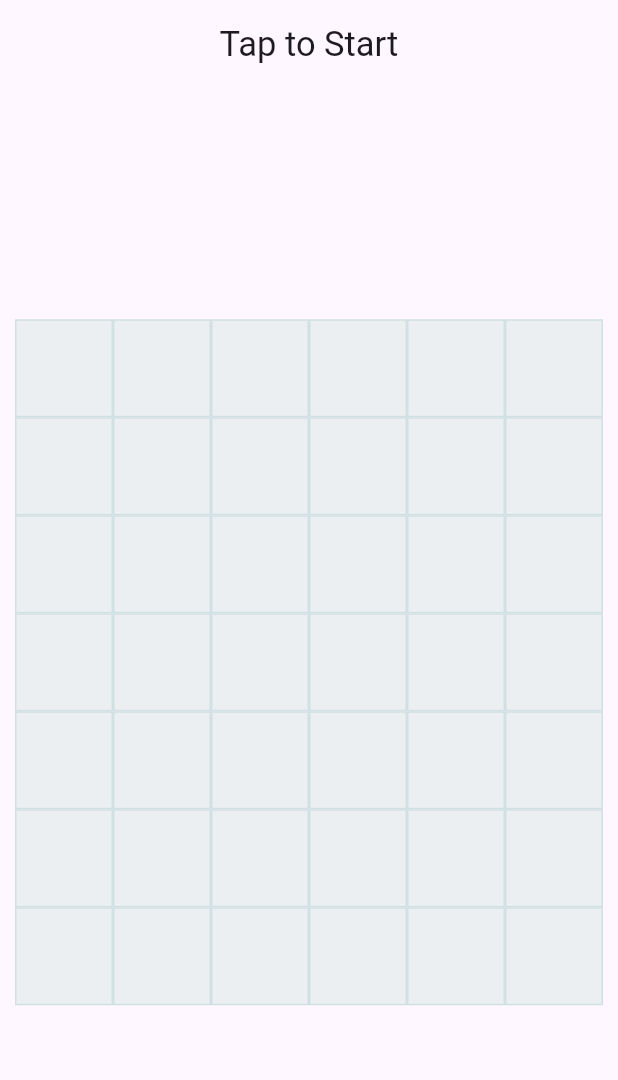
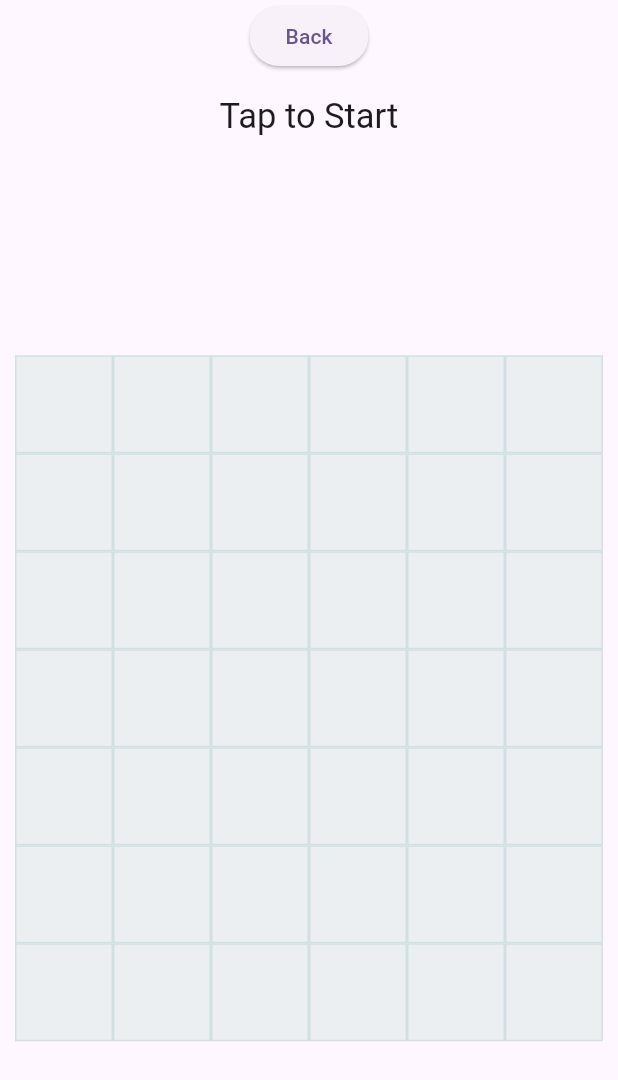
Before and after one commit to kiicodes/flutter_stacker_game, a Flutter app: the AppGameScreen screen opened directly, on a phone screen of 412 x 824 dp. Shown: the top 1080 px of the screen. Run offline on Flutter 3.47's test engine with Material 2 defaults, Android fonts, the phone set to English and light mode, and no system bars; missing offline and left inert: flame.

Commit message:
Added back button to return from game

```diff
--- a/lib/app_game/app_game_screen.dart
+++ b/lib/app_game/app_game_screen.dart
@@ -33,6 +33,7 @@ class _AppGameScreenState extends State<AppGameScreen> {
           child: SafeArea(
               child: Column(
                 children: [
+                  ElevatedButton(onPressed: () { Navigator.pop(context); }, child: const Text("Back")),
                   Padding(
                     padding: const EdgeInsets.all(15.0),
                     child: Text(isStarted ? "Tap to Stack" : "Tap to Start", style: Theme.of(context).textTheme.titleLarge!.copyWith(fontSize: 23),),
--- a/lib/game_2d/game_2d_screen.dart
+++ b/lib/game_2d/game_2d_screen.dart
@@ -1,6 +1,7 @@
 import 'package:flame/game.dart';
 import 'package:flutter/material.dart';
 import 'package:stacker_game/game_2d/game/game_2d.dart';
+import 'package:stacker_game/static_classes/common_static.dart';
 
 Game? game;
 
@@ -22,6 +23,10 @@ class _Game2DScreenState extends State<Game2DScreen> {
   Widget build(BuildContext context) {
     return Scaffold(
         body: SafeArea(
+          child: Column(
+            children: [
+              ElevatedButton(onPressed: () { Navigator.pop(context); }, child: const Text("Back")),
+              Expanded(
                 child: Center(
                   child: LayoutBuilder(builder: (context, constraints) {
                     return Container(
@@ -36,6 +41,9 @@ class _Game2DScreenState extends State<Game2DScreen> {
                   },
                   ),
                 ),
+              ),
+            ],
+          ),
         ));
   }
 }
```
Also changed, not shown: 2 other files. Lines whose indentation alone changed are shown as unchanged.
